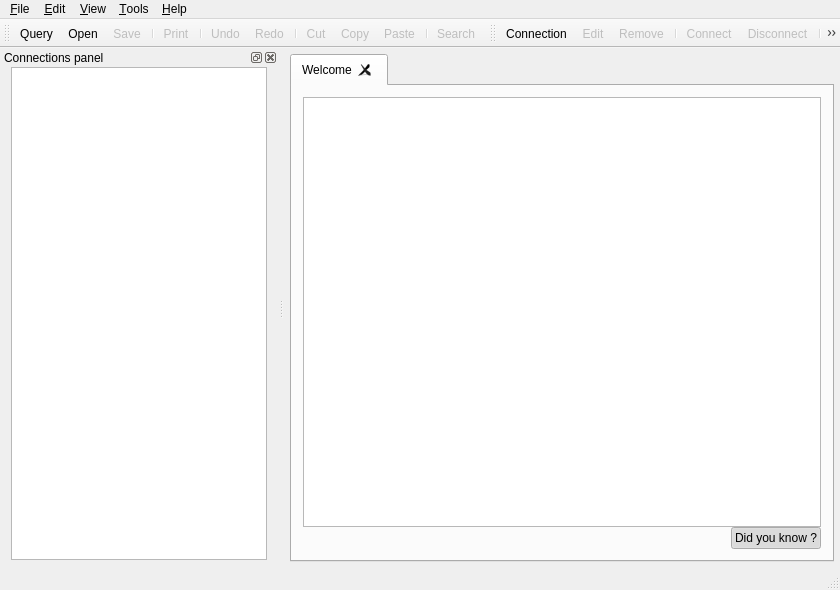
First picture: the form in src/mainwindow.ui, repository FrenchDilettante/dbmaster, before the edit.
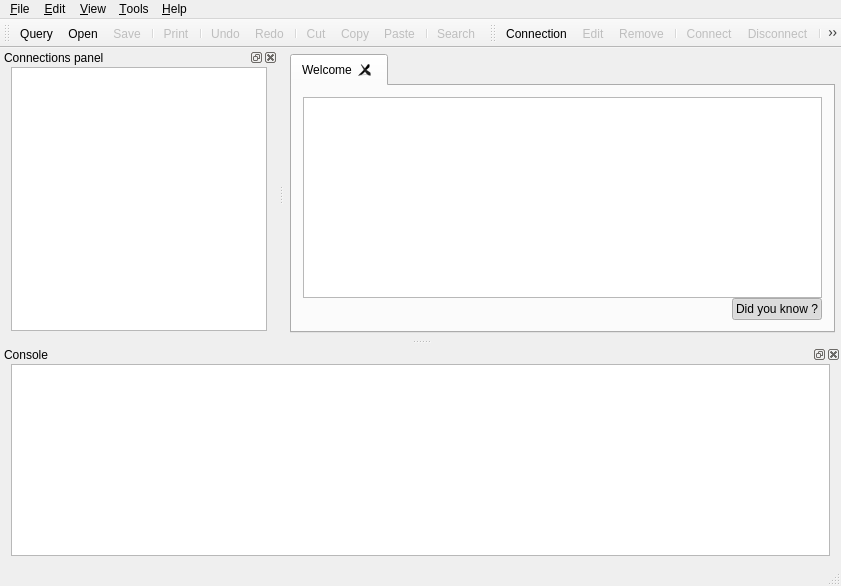
Second picture: the form after the edit. Icons and pictures are not drawn. Custom widgets are drawn as their Qt base class.

Commit message: New dock with console viewer

```diff
--- a/src/mainwindow.ui
+++ b/src/mainwindow.ui
@@ -6,8 +6,8 @@
    <rect>
     <x>0</x>
     <y>0</y>
-    <width>840</width>
-    <height>590</height>
+    <width>841</width>
+    <height>586</height>
    </rect>
   </property>
   <property name="windowTitle">
@@ -106,7 +106,7 @@
     <rect>
      <x>0</x>
      <y>0</y>
-     <width>840</width>
+     <width>841</width>
      <height>21</height>
     </rect>
    </property>
@@ -290,6 +290,44 @@
    <addaction name="separator"/>
    <addaction name="actionRefreshConnection"/>
   </widget>
+  <widget class="QDockWidget" name="logDock">
+   <property name="sizePolicy">
+    <sizepolicy hsizetype="Preferred" vsizetype="Minimum">
+     <horstretch>0</horstretch>
+     <verstretch>0</verstretch>
+    </sizepolicy>
+   </property>
+   <property name="windowIcon">
+    <iconset resource="icons.qrc">
+     <normaloff>:/img/console.png</normaloff>:/img/console.png</iconset>
+   </property>
+   <property name="windowTitle">
+    <string>Console</string>
+   </property>
+   <attribute name="dockWidgetArea">
+    <number>8</number>
+   </attribute>
+   <widget class="QWidget" name="dockWidgetContents_2">
+    <layout class="QGridLayout" name="gridLayout_3">
+     <property name="topMargin">
+      <number>0</number>
+     </property>
+     <property name="bottomMargin">
+      <number>8</number>
+     </property>
+     <item row="0" column="0">
+      <widget class="QTextBrowser" name="logBrowser">
+       <property name="sizePolicy">
+        <sizepolicy hsizetype="Expanding" vsizetype="Minimum">
+         <horstretch>0</horstretch>
+         <verstretch>0</verstretch>
+        </sizepolicy>
+       </property>
+      </widget>
+     </item>
+    </layout>
+   </widget>
+  </widget>
   <action name="actionAddDb">
    <property name="text">
     <string>Connection</string>
```
The commit also changes 4 other files.
